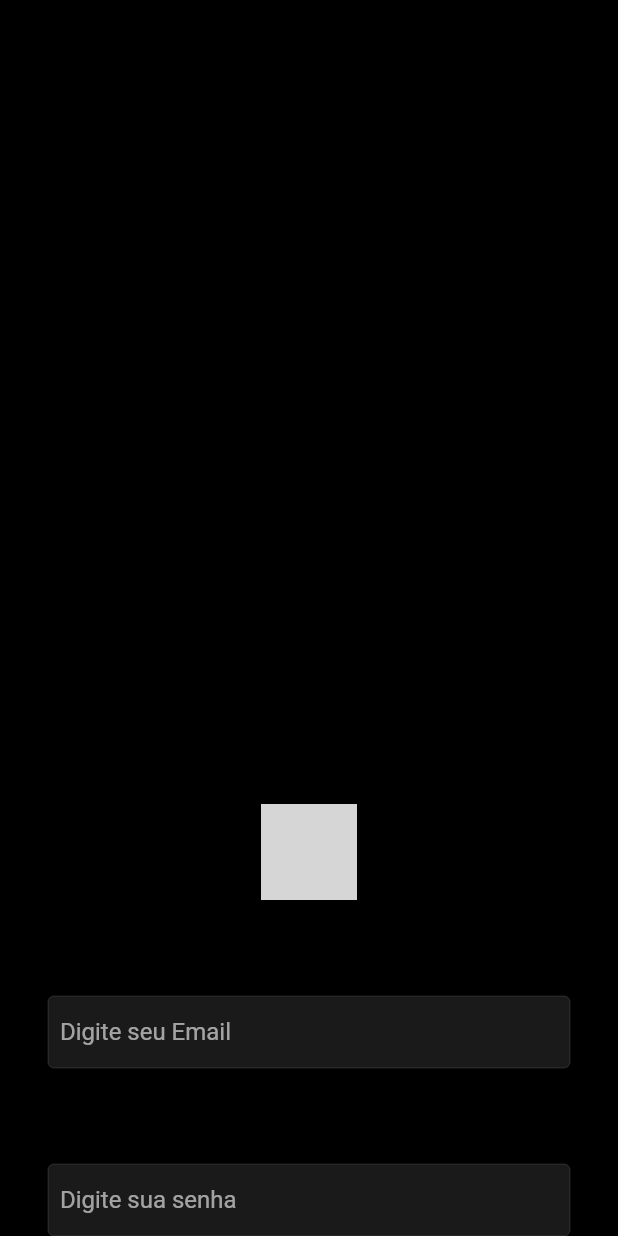
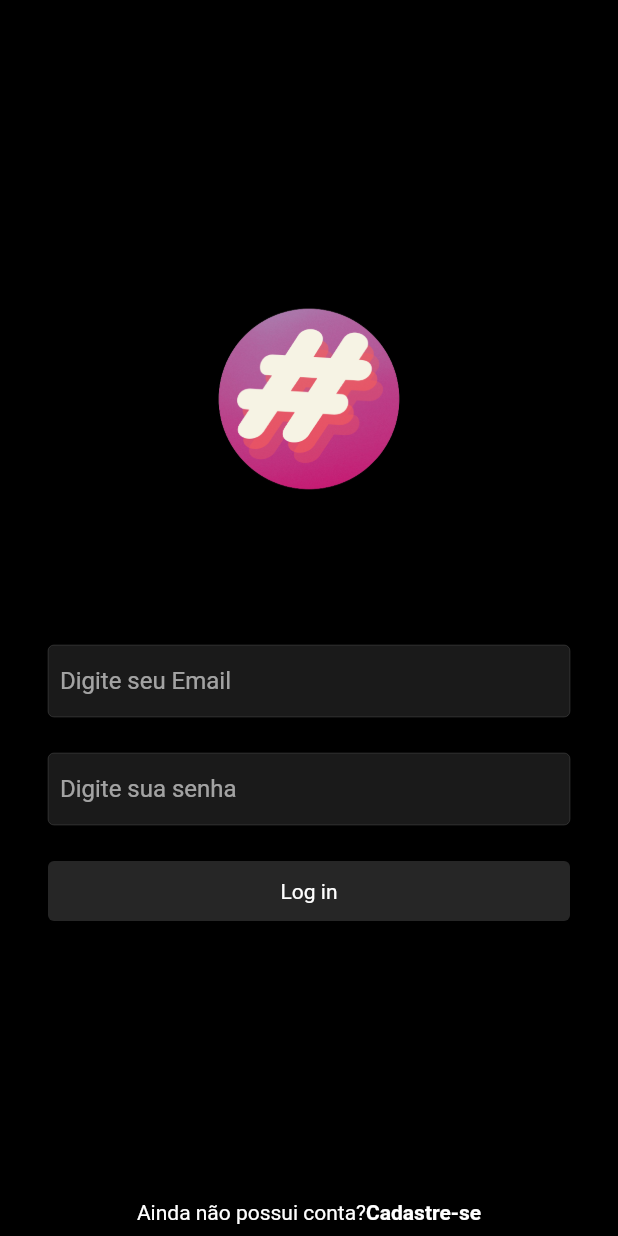
Before and after one commit to wurayan/TCC_flutter, a Flutter app: the screen it shows after launch, on a phone screen of 412 x 824 dp. Run offline on Flutter 3.47's test engine with Material 2 defaults, Android fonts, the phone set to English and light mode, and no system bars; our stand-ins replace cloud_firestore, firebase_auth, firebase_core, firebase_storage, image_picker; accounts and stored records are empty; grey boxes are pictures that could not be loaded.

Commit message:
criação da autenticação de login e cadastro

```diff
--- a/lib/Screens/Login.dart
+++ /dev/null
@@ -1,58 +0,0 @@
-import 'package:flutter/material.dart';
-import 'package:partiu_app/Utils/Colors.dart';
-import 'package:partiu_app/Widgets/text_field_input.dart';
-
-class LoginScreen extends StatefulWidget {
-  const LoginScreen({Key? key}) : super(key: key);
-
-  @override
-  State<LoginScreen> createState() => _LoginScreenState();
-}
-
-class _LoginScreenState extends State<LoginScreen> {
-  final TextEditingController _emailController = TextEditingController();
-  final TextEditingController _passwordController = TextEditingController();
-
-  @override
-  void dispose() {
-    // TODO: implement dispose
-    super.dispose();
-    _emailController.dispose();
-    _passwordController.dispose();
-  }
-
-  @override
-  Widget build(BuildContext context) {
-    return Scaffold(
-      body: SafeArea(child: Container(
-        padding: const EdgeInsets.symmetric(horizontal: 32),
-        width: double.infinity,
-        child: Column(
-          mainAxisAlignment: MainAxisAlignment.start,
-          crossAxisAlignment: CrossAxisAlignment.center,
-          children: [
-            Flexible(child: Container(), flex: 2,),
-
-            Image.asset('images/aiai.png', color: primaryColor, height: 64,),
-
-            const SizedBox(height: 64,),
-
-            TextFieldInput(
-              textEditingController: _emailController,
-              hintText: "Digite seu Email",
-              textInputType: TextInputType.emailAddress),
-
-            const SizedBox(height: 64,),
-
-            TextFieldInput(
-              textEditingController: _passwordController,
-              hintText: "Digite sua senha",
-              textInputType: TextInputType.visiblePassword,
-              isPassword: true)
-          ],
-        ),
-      ))
-
-    );
-  }
-}
--- /dev/null
+++ b/lib/Screens/Login_screen.dart
@@ -0,0 +1,120 @@
+import 'package:flutter/material.dart';
+import 'package:partiu_app/Utils/Colors.dart';
+import 'package:partiu_app/Utils/utils.dart';
+import 'package:partiu_app/Widgets/text_field_input.dart';
+import 'package:partiu_app/resources/auth_methods.dart';
+
+class LoginScreen extends StatefulWidget {
+  const LoginScreen({Key? key}) : super(key: key);
+
+  @override
+  State<LoginScreen> createState() => _LoginScreenState();
+}
+
+class _LoginScreenState extends State<LoginScreen> {
+  final TextEditingController _emailController = TextEditingController();
+  final TextEditingController _passwordController = TextEditingController();
+  bool _isLoading = false;
+
+  @override
+  void dispose() {
+    // TODO: implement dispose
+    super.dispose();
+    _emailController.dispose();
+    _passwordController.dispose();
+  }
+
+  void loginUser() async {
+    setState(() {
+      _isLoading = true;
+    });
+    String res = await AuthMethods().loginUser(email: _emailController.text, password: _passwordController.text);
+
+    if(res == "sucesso"){
+
+    } else {
+
+      showSnackBar(res, context);
+    }
+    setState(() {
+      _isLoading = false;
+    });
+  }
+
+  @override
+  Widget build(BuildContext context) {
+    return Scaffold(
+      body: SafeArea(child: Container(
+        padding: const EdgeInsets.symmetric(horizontal: 32),
+        width: double.infinity,
+        child: Column(
+          mainAxisAlignment: MainAxisAlignment.start,
+          crossAxisAlignment: CrossAxisAlignment.center,
+          children: [
+            Flexible(child: Container(), flex: 2,),
+
+            Image.asset('assets/images/logo.png', height: 200,),
+
+            const SizedBox(height: 64,),
+
+            TextFieldInput(
+              textEditingController: _emailController,
+              hintText: "Digite seu Email",
+              textInputType: TextInputType.emailAddress),
+
+            const SizedBox(height: 24,),
+
+            TextFieldInput(
+              textEditingController: _passwordController,
+              hintText: "Digite sua senha",
+              textInputType: TextInputType.visiblePassword,
+              isPassword: true,),
+
+            const SizedBox(height: 24,),
+
+            InkWell(
+              onTap: loginUser,
+              child: Container(
+                child: _isLoading ? const Center(child: CircularProgressIndicator(),) : const Text("Log in"),
+                width: double.infinity,
+                alignment:Alignment.center,
+                padding: const EdgeInsets.symmetric(vertical: 12),
+                decoration: const ShapeDecoration(shape: RoundedRectangleBorder(
+                  borderRadius: BorderRadius.all(Radius.circular(4)),
+                ),color: blueColor),
+              ),
+            ),
+            const SizedBox(height: 12,),
+            Flexible(child: Container(), flex: 2,),
+
+            Row(
+              mainAxisAlignment: MainAxisAlignment.center,
+              children: [
+                Container(
+                  child: const Text("Ainda não possui conta?"),
+                  padding: const EdgeInsets.symmetric(
+                    vertical: 8,
+                  ),
+                ),
+                GestureDetector(
+                  onTap: () {
+
+                  },
+                  child: Container (
+                    child: const Text("Cadastre-se", style: TextStyle(
+                      fontWeight: FontWeight.bold
+                    ),),
+                    padding: const EdgeInsets.symmetric(
+                      vertical: 8,
+                    ),
+                  ),
+                )
+              ],
+            )
+          ],
+        ),
+      ))
+
+    );
+  }
+}
--- a/lib/main.dart
+++ b/lib/main.dart
@@ -1,10 +1,8 @@
 import 'package:firebase_core/firebase_core.dart';
 import 'package:flutter/foundation.dart';
 import 'package:flutter/material.dart';
-import 'package:partiu_app/Responsive/layout_screen.dart';
-import 'package:partiu_app/Responsive/mobile_screen_layout.dart';
-import 'package:partiu_app/Responsive/web_screen_layout.dart';
-import 'package:partiu_app/Screens/Login.dart';
+import 'package:partiu_app/Screens/Login_screen.dart';
+import 'package:partiu_app/Screens/cadastro_screen.dart';
 import 'package:partiu_app/Utils/Colors.dart';
 
 void main() async {
@@ -38,7 +36,7 @@ class MyApp extends StatelessWidget {
         //   mobileScreenLayout: MobileScreenLayout(),
         //   webScreenLayout: WebScreenLayout(),
         // )
-        home: LoginScreen(),
+        home: const LoginScreen(),
         );
   }
 }
--- a/pubspec.yaml
+++ b/pubspec.yaml
@@ -38,6 +38,7 @@ dependencies:
   cloud_firestore: ^3.4.6
   firebase_auth: ^3.7.0
   firebase_storage: ^10.3.7
+  image_picker: ^0.8.5+3
 
 dev_dependencies:
   flutter_test:
@@ -63,7 +64,7 @@ flutter:
 
   # To add assets to your application, add an assets section, like this:
   assets:
-     - images/
+    - assets/images/
   #   - images/a_dot_ham.jpeg
 
   # An image asset can refer to one or more resolution-specific "variants", see
```
Also changed, not shown: lib/Screens/cadastro_screen.dart (added, +168 -0 lines), lib/Utils/utils.dart (added, +17 -0 lines), lib/resources/auth_methods.dart (added, +61 -0 lines), lib/resources/storage_methods.dart (added, +20 -0 lines), assets/images/logo.png (added), pubspec.lock.
